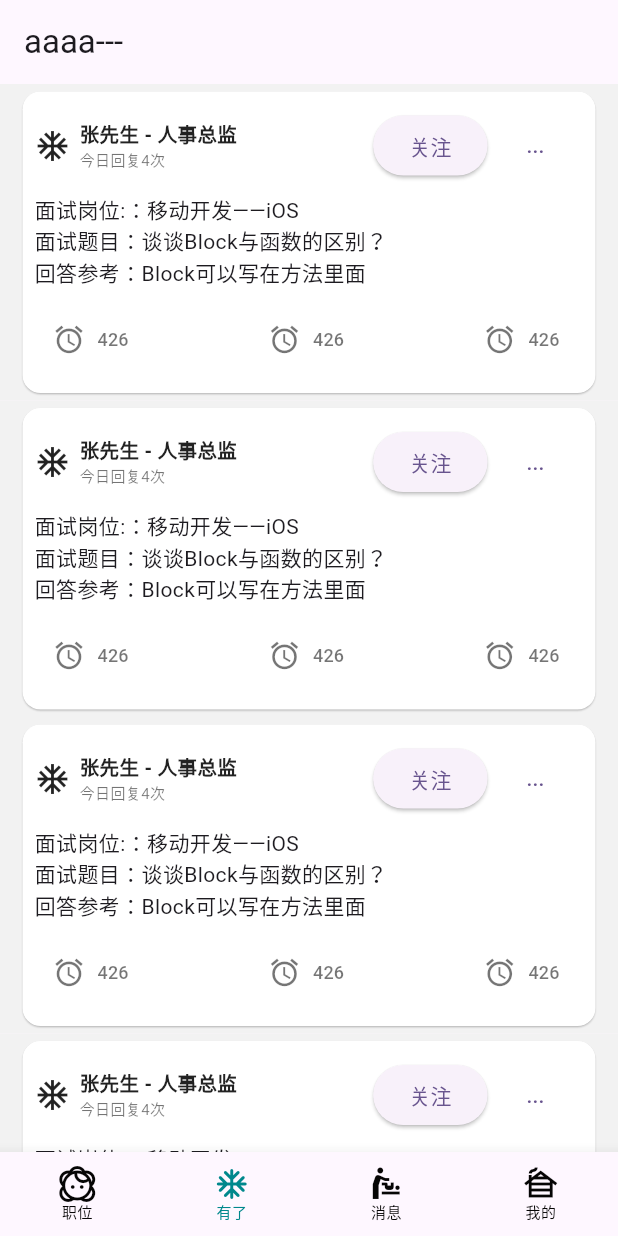
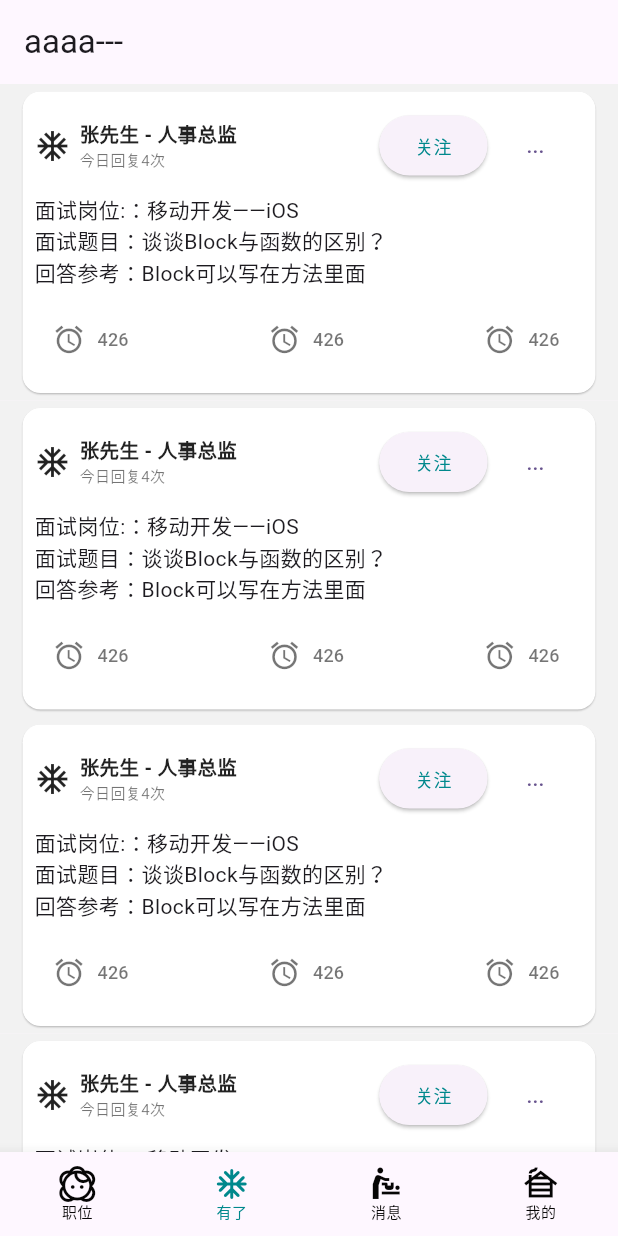
Before and after one commit to BHLinuxKernelSIG/BossZP_Flutter, a Flutter app: the screen it shows after launch, item 2 of the bottom bar chosen, on a phone screen of 412 x 824 dp. Run offline on Flutter 3.47's test engine with Material 3 defaults, Android fonts, the phone set to English and light mode, and no system bars; our stand-ins replace cached_network_image.

Commit message:
Update follow_item_widget.dart

```diff
--- a/lib/ui/follow_item_widget.dart
+++ b/lib/ui/follow_item_widget.dart
@@ -10,6 +10,7 @@ class Follow_Item_Widget extends StatelessWidget {
 
   @override
   Widget build(BuildContext context) {
+    final appearance = context.read<Appearance>();
     return Container(
       color: Color(0xFFF2F2F2),
       child: Card(
@@ -26,11 +27,16 @@ class Follow_Item_Widget extends StatelessWidget {
                 children: [
                   Icon(Icons.ac_unit_sharp),
                   SizedBox(width: 6),
-                  _PersonInfoWidget(
-                      colorDark: context.read<Appearance>().darkColor),
+                  _PersonInfoWidget(colorDark: appearance.darkColor),
                   Spacer(),
                   SizedBox(width: 8),
-                  ElevatedButton(onPressed: () {}, child: Text("关注")),
+                  ElevatedButton(
+                      onPressed: () {},
+                      child: Text(
+                        "关注",
+                        style: TextStyle(
+                            color: appearance.blueColor, fontSize: 12),
+                      )),
                   TextButton(onPressed: () {}, child: Text("..."))
                 ],
               ),
```
